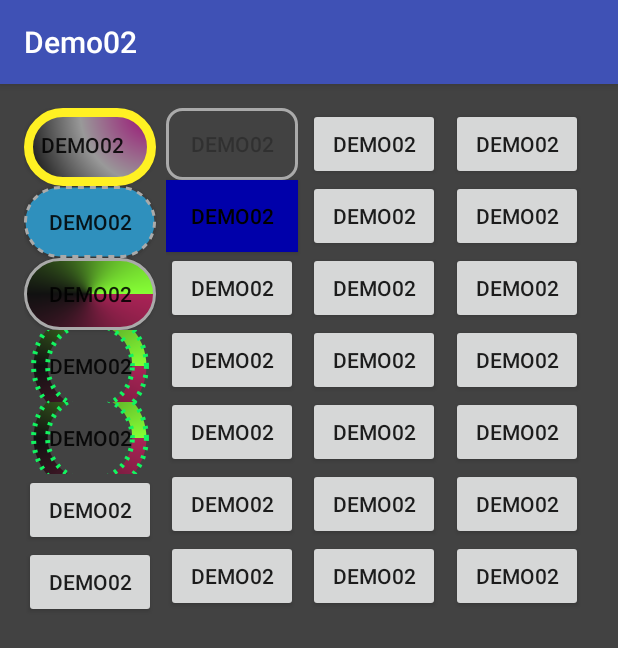
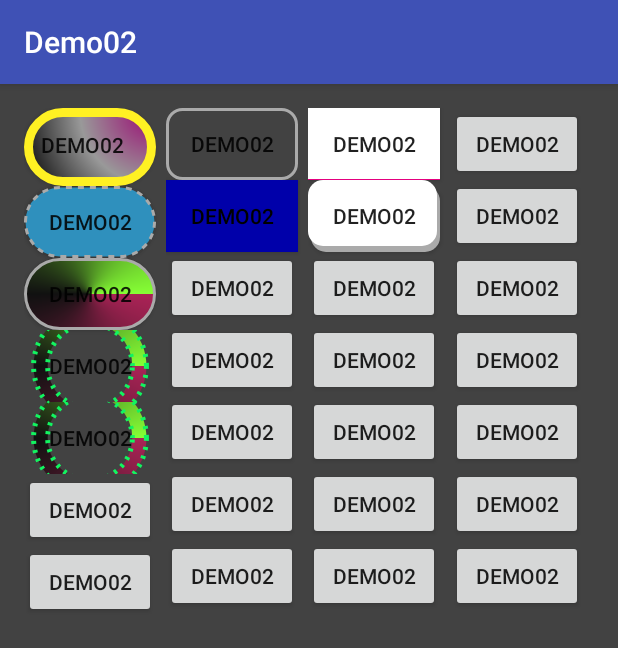
Before and after one commit to xiaomu1095/Demo02, an Android app: the StyleActivity screen opened directly, with no data from a screen before it, on a phone screen of 412 x 824 dp. Shown: the top 648 px of the screen. Run offline under Robolectric (Android 15) with nearby library versions, the phone set to English and light mode, and no system bars.

Commit message:
Android  animator

```diff
--- a/app/src/main/java/com/example/ll/demo02/utils/LogUtil.java
+++ b/app/src/main/java/com/example/ll/demo02/utils/LogUtil.java
@@ -10,7 +10,6 @@ public class LogUtil {
     private LogUtil(){
 
     }
-
 
     //双重锁定(Double-Check Locking)单列模式
     public static LogUtil getInstance() {
--- /dev/null
+++ b/app/src/main/res/anim/fade_in.xml
@@ -0,0 +1,6 @@
+<?xml version="1.0" encoding="utf-8"?>
+<alpha xmlns:android="http://schemas.android.com/apk/res/android"
+    android:duration="1000"
+    android:fromAlpha="0.0"
+    android:toAlpha="1.0"
+    android:zAdjustment="top" />
--- /dev/null
+++ b/app/src/main/res/anim/fade_out.xml
@@ -0,0 +1,5 @@
+<?xml version="1.0" encoding="utf-8"?>
+<alpha xmlns:android="http://schemas.android.com/apk/res/android"
+    android:duration="1000"
+    android:fromAlpha="1.0"
+    android:toAlpha="0.0" />
--- /dev/null
+++ b/app/src/main/res/animator/value_animator.xml
@@ -0,0 +1,6 @@
+<?xml version="1.0" encoding="utf-8"?>
+<animator xmlns:android="http://schemas.android.com/apk/res/android"
+    android:duration="3000"
+    android:valueFrom="100"
+    android:valueTo="20"
+    android:valueType="intType" />
--- /dev/null
+++ b/app/src/main/res/drawable/btn_tab_layerlist_01.xml
@@ -0,0 +1,26 @@
+<?xml version="1.0" encoding="utf-8"?>
+<selector xmlns:android="http://schemas.android.com/apk/res/android">
+    <!-- 第一种加载方式 -->
+    <!--<item android:drawable="@drawable/bg_tab_selected" android:state_checked="true" />-->
+    <!-- 第二种加载方式 -->
+    <item android:state_checked="true">
+        <layer-list>
+            <!-- 红色背景 -->
+            <item>
+                <color android:color="#E4007F" />
+            </item>
+            <!-- 白色背景 -->
+            <item android:bottom="4dp" android:drawable="@android:color/white" />
+        </layer-list>
+    </item>
+    <item>
+        <layer-list>
+            <!-- 红色背景 -->
+            <item>
+                <color android:color="#E4007F" />
+            </item>
+            <!-- 白色背景 -->
+            <item android:bottom="1dp" android:drawable="@android:color/white" />
+        </layer-list>
+    </item>
+</selector>
--- /dev/null
+++ b/app/src/main/res/drawable/btn_tab_layerlist_02.xml
@@ -0,0 +1,25 @@
+<?xml version="1.0" encoding="utf-8"?>
+<layer-list xmlns:android="http://schemas.android.com/apk/res/android">
+    <!-- 灰色阴影 -->
+    <!--android:top 顶部的偏移量
+    android:bottom 底部的偏移量
+    android:left 左边的偏移量
+    android:right 右边的偏移量-->
+    <item
+        android:left="2dp"
+        android:top="4dp">
+        <shape>
+            <solid android:color="@android:color/darker_gray" />
+            <corners android:radius="10dp" />
+        </shape>
+    </item>
+    <!-- 白色前景 -->
+    <item
+        android:bottom="4dp"
+        android:right="2dp">
+        <shape>
+            <solid android:color="#FFFFFF" />
+            <corners android:radius="10dp" />
+        </shape>
+    </item>
+</layer-list>
--- a/app/src/main/res/layout/activity_style.xml
+++ b/app/src/main/res/layout/activity_style.xml
@@ -76,7 +76,6 @@
             android:id="@+id/btn_shape21"
             android:layout_width="wrap_content"
             android:layout_height="wrap_content"
-            android:enabled="false"
             android:background="@drawable/btn_bg_selector_02"
             android:text="@string/app_name" />
 
@@ -129,12 +128,14 @@
             android:id="@+id/btn_shape31"
             android:layout_width="wrap_content"
             android:layout_height="wrap_content"
+            android:background="@drawable/btn_tab_layerlist_01"
             android:text="@string/app_name" />
 
         <Button
             android:id="@+id/btn_shape32"
             android:layout_width="wrap_content"
             android:layout_height="wrap_content"
+            android:background="@drawable/btn_tab_layerlist_02"
             android:text="@string/app_name" />
 
         <Button
```
Also changed, not shown: 3 other files.
